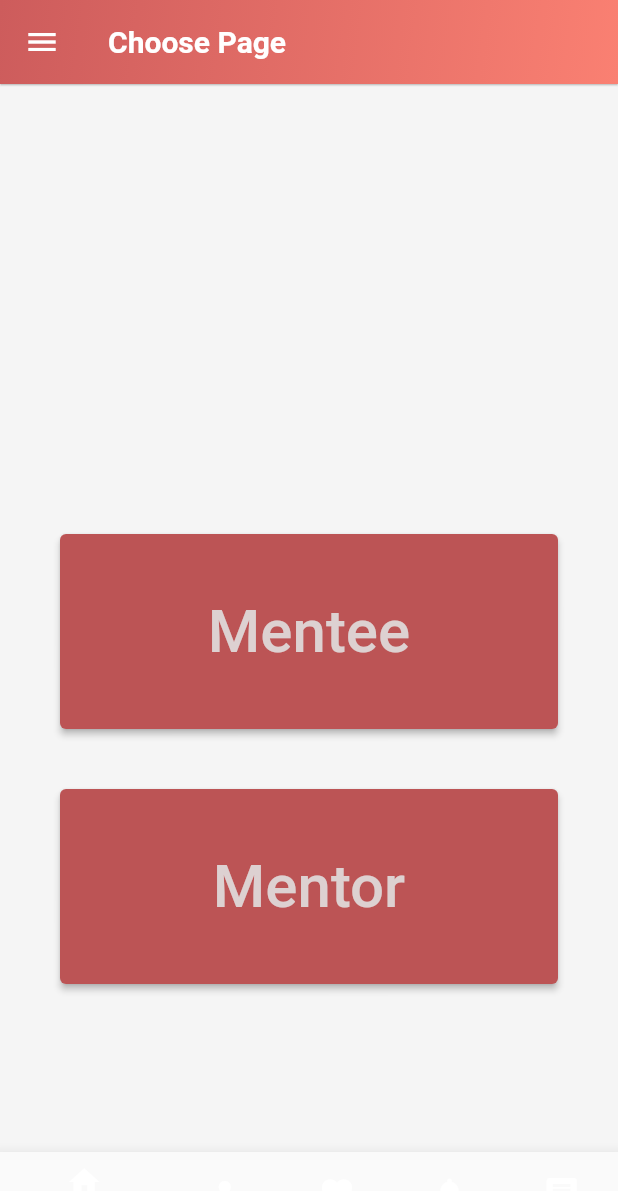
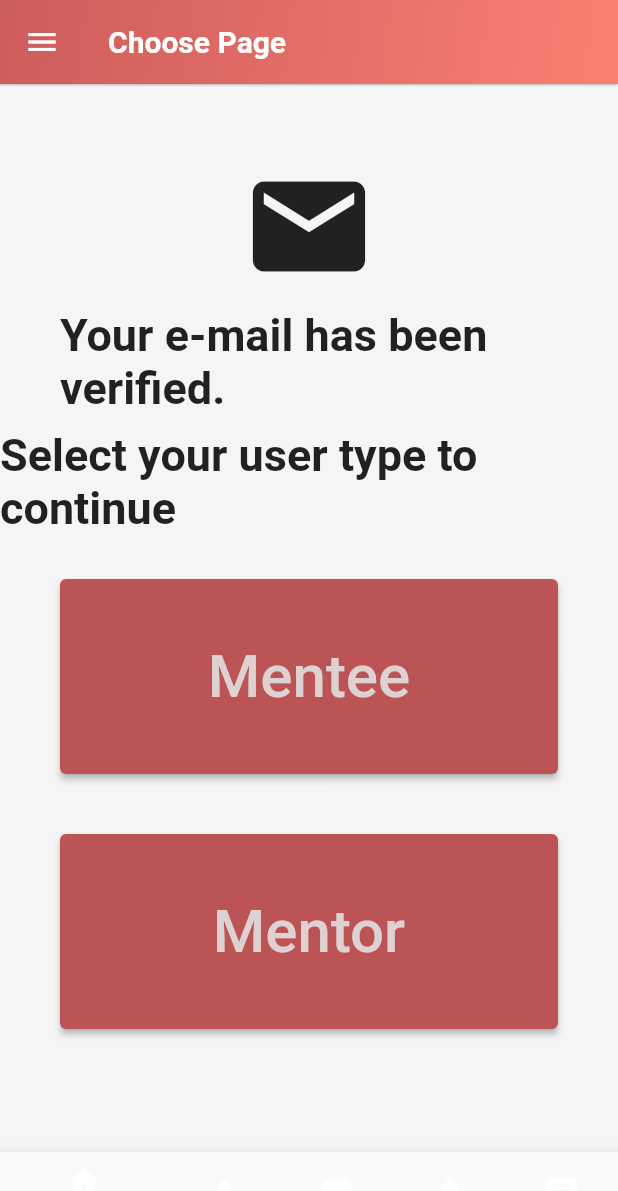
Before and after one commit to KritikVizGenc/m2m_flutter_main, a Flutter app: the ChoosePage screen opened directly, on a phone screen of 412 x 824 dp. Shown: the top 1191 px of the screen. Run offline on Flutter 3.47's test engine with Material 2 defaults, Android fonts, the phone set to English and light mode, and no system bars; our stand-ins replace font_awesome_flutter, hexcolor.

Commit message:
mentor/mentee
mentor mentee page icon UI

```diff
--- a/lib/pages/mentor_mentee_choose_page.dart
+++ b/lib/pages/mentor_mentee_choose_page.dart
@@ -21,7 +21,7 @@ class _ChoosePageState extends State<ChoosePage> {
   @override
   Widget build(BuildContext context) {
     return Scaffold(
-      bottomNavigationBar:BottomBar(),
+      bottomNavigationBar: BottomBar(),
       drawer: DrawerHelp(),
       appBar: AppBar(
         title: Text(
@@ -44,7 +44,28 @@ class _ChoosePageState extends State<ChoosePage> {
       body: Center(
         child: Column(children: <Widget>[
           Container(
-            margin: EdgeInsets.fromLTRB(40, 300, 40, 20),
+            margin: EdgeInsets.fromLTRB(40, 50, 40, 0),
+            child: Icon(
+              Icons.email,
+              size: 90,
+            ),
+          ),
+          Container(
+            margin: EdgeInsets.fromLTRB(40, 10, 40, 10),
+            child: Text(
+              'Your e-mail has been verified.',
+              style: TextStyle(fontSize: 30.0, fontWeight: FontWeight.bold),
+            ),
+          ),
+          Container(
+            //margin: EdgeInsets.fromLTRB(40, 50, 40, 0),
+            child: Text(
+              'Select your user type to continue',
+              style: TextStyle(fontSize: 30.0, fontWeight: FontWeight.bold),
+            ),
+          ),
+          Container(
+            margin: EdgeInsets.fromLTRB(40, 30, 40, 20),
             child: ElevatedButton(
               style: ElevatedButton.styleFrom(
                 primary: Color.fromARGB(255, 188, 84, 85),
@@ -87,7 +108,6 @@ class _ChoosePageState extends State<ChoosePage> {
           ),
         ]),
       ),
-
     );
   }
 }
```
